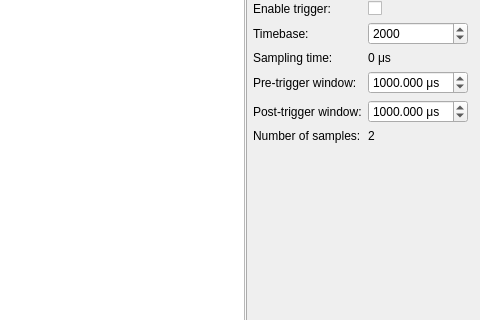
Qt form daq/gamma_spectroscopy_gui.ui (davidfokkema/gamma-spectroscopy) before a commit; both pictures show x 320 to 800 and y 97 to 417 of the 800 by 600 pixel window.
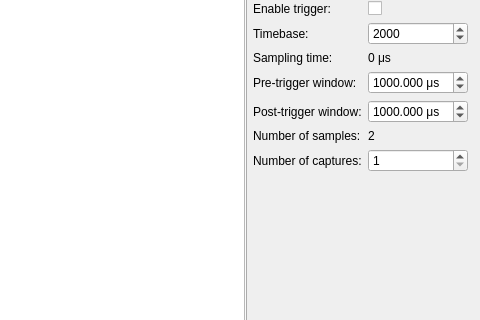
The same form after that commit. Custom widgets are drawn as their Qt base class.

Commit message: Take multiple captures per run

The edit to the form file:
```diff
--- a/daq/gamma_spectroscopy_gui.ui
+++ b/daq/gamma_spectroscopy_gui.ui
@@ -322,6 +322,23 @@
           </property>
          </widget>
         </item>
+        <item row="9" column="0">
+         <widget class="QLabel" name="label_13">
+          <property name="text">
+           <string>Number of captures:</string>
+          </property>
+         </widget>
+        </item>
+        <item row="9" column="1">
+         <widget class="QSpinBox" name="num_captures_box">
+          <property name="minimum">
+           <number>1</number>
+          </property>
+          <property name="maximum">
+           <number>10000</number>
+          </property>
+         </widget>
+        </item>
        </layout>
       </item>
       <item>
```
The commit also changes 1 other file.
